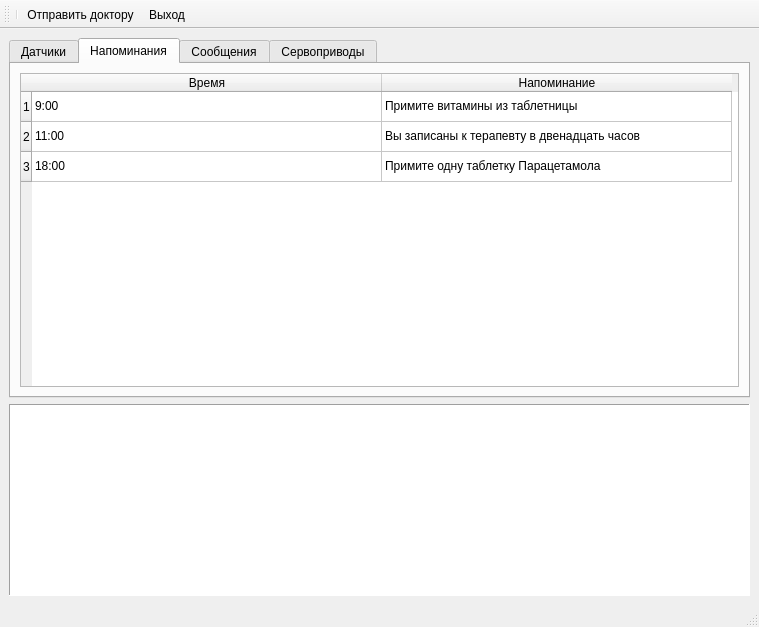
Old version of the form application/main_window.ui in the repository mashka-kashka/qrobot.
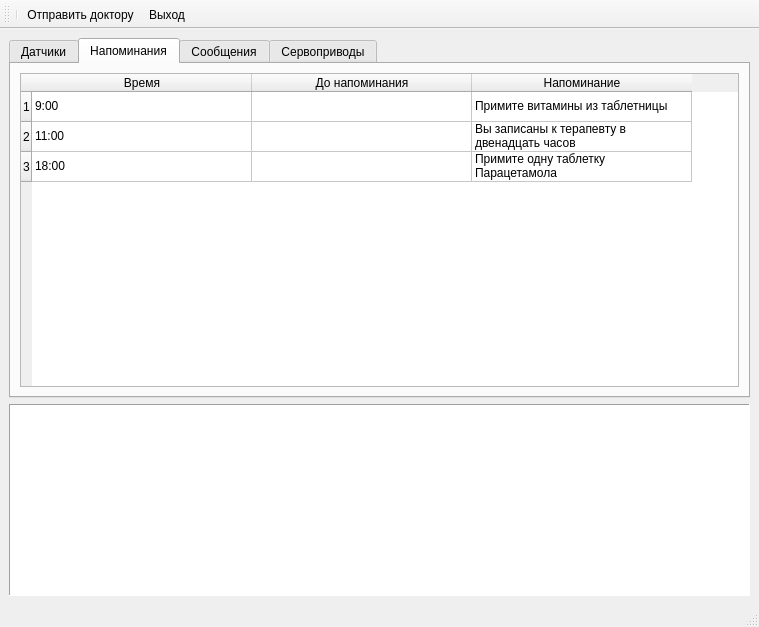
New version of the form. The open tabs and pages were chosen to show the change. Icons and pictures are not drawn.

```diff
--- a/application/main_window.ui
+++ b/application/main_window.ui
@@ -112,7 +112,7 @@
            <enum>QAbstractItemView::SelectRows</enum>
           </property>
           <attribute name="horizontalHeaderDefaultSectionSize">
-           <number>350</number>
+           <number>220</number>
           </attribute>
           <row>
            <property name="text">
@@ -134,6 +134,11 @@
             <string>Время</string>
            </property>
           </column>
+          <column>
+           <property name="text">
+            <string>До напоминания</string>
+           </property>
+          </column>
           <column>
            <property name="text">
             <string>Напоминание</string>
@@ -144,7 +149,7 @@
             <string>9:00</string>
            </property>
           </item>
-          <item row="0" column="1">
+          <item row="0" column="2">
            <property name="text">
             <string>Примите витамины из таблетницы</string>
            </property>
@@ -154,7 +159,7 @@
             <string>11:00</string>
            </property>
           </item>
-          <item row="1" column="1">
+          <item row="1" column="2">
            <property name="text">
             <string>Вы записаны к терапевту в двенадцать часов</string>
            </property>
@@ -164,7 +169,7 @@
             <string>18:00</string>
            </property>
           </item>
-          <item row="2" column="1">
+          <item row="2" column="2">
            <property name="text">
             <string>Примите одну таблетку Парацетамола</string>
            </property>
```
Left out of the diff: 4 changed lines with no effect on the pictures.
